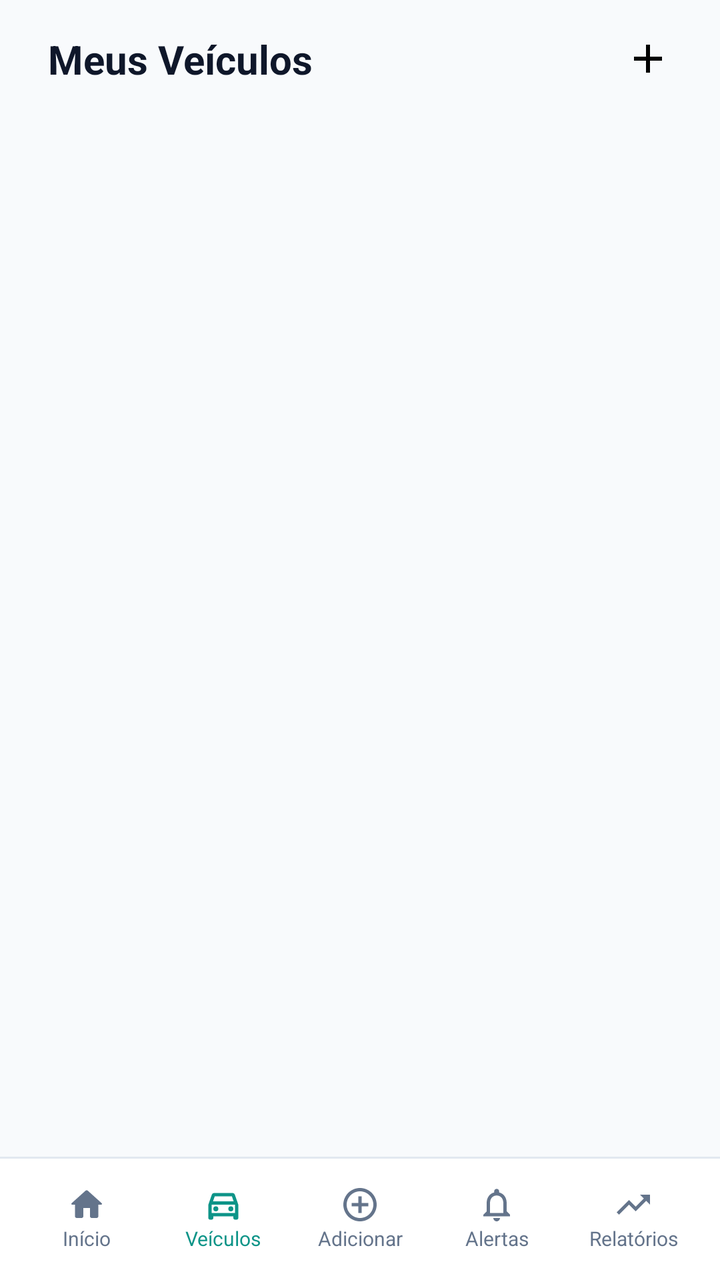
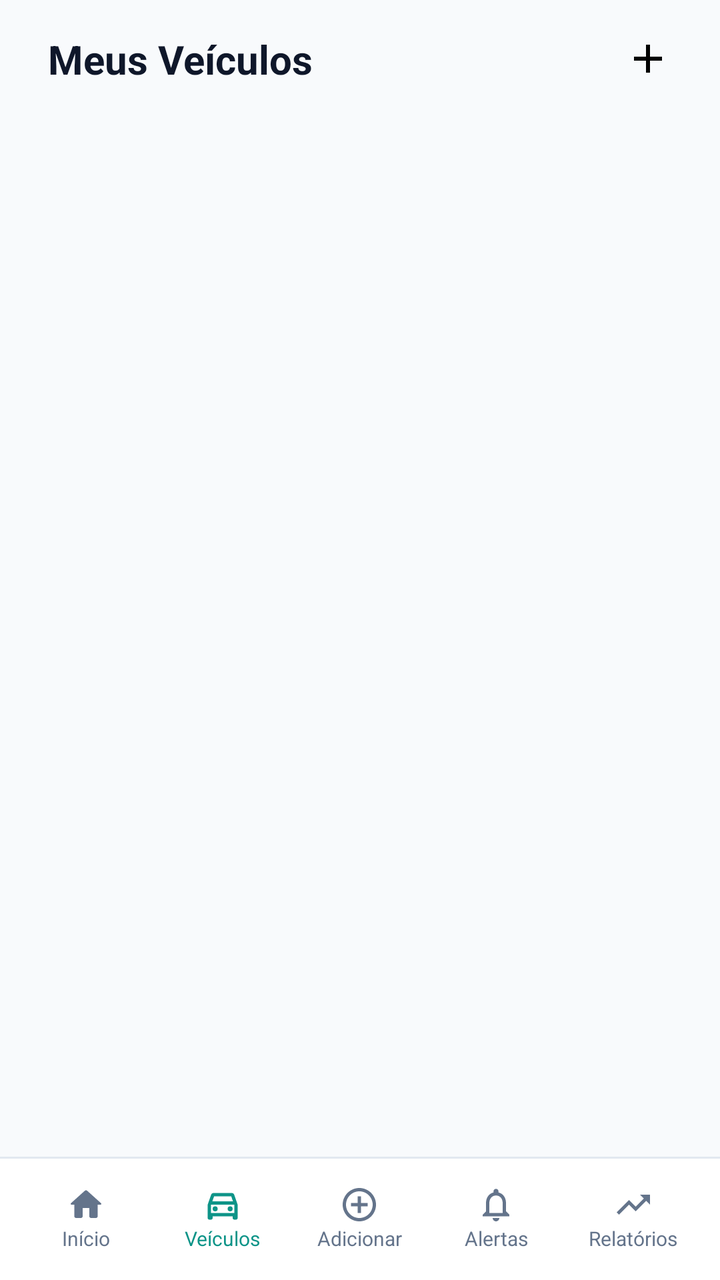

Compare the two renders of this Android layout. The source of the first and the diff that turns it into the second are given below.
<!-- AndroidManifest.xml: application theme Theme.Virabraking -->
<!-- res/layout/activity_veiculos.xml -->
<?xml version="1.0" encoding="utf-8"?>
<androidx.constraintlayout.widget.ConstraintLayout xmlns:android="http://schemas.android.com/apk/res/android"
    xmlns:app="http://schemas.android.com/apk/res-auto"
    xmlns:tools="http://schemas.android.com/tools"
    android:layout_width="match_parent"
    android:layout_height="match_parent"
    android:background="#f8fafc"
    tools:context=".Veiculos">

    <LinearLayout
        android:layout_width="match_parent"
        android:layout_height="0dp"
        android:orientation="vertical"
        app:layout_constraintTop_toTopOf="parent"
        app:layout_constraintBottom_toTopOf="@id/llMenuInferior">

        <LinearLayout
            android:layout_width="match_parent"
            android:layout_height="wrap_content"
            android:paddingHorizontal="24dp"
            android:paddingVertical="16dp"
            android:gravity="center_vertical">

            <TextView
                android:layout_width="match_parent"
                android:layout_height="wrap_content"
                android:layout_weight="1"
                android:text="Meus Veículos"
                android:textSize="20sp"
                android:textStyle="bold"
                android:textColor="#0F172A"/>

            <ImageButton
                android:id="@+id/iBtnAdicionar"
                android:layout_width="wrap_content"
                android:layout_height="wrap_content"
                android:src="@drawable/vetor_adicionar_veiculo"
                android:padding="0dp"
                android:background="#f8fafc" />
        </LinearLayout>

        <androidx.recyclerview.widget.RecyclerView
            android:id="@+id/rvVeiculos"
            android:layout_width="match_parent"
            android:layout_height="0dp"
            android:layout_weight="1" />
    </LinearLayout>

    <LinearLayout
        android:id="@+id/llMenuInferior"
        android:layout_width="match_parent"
        android:layout_height="wrap_content"
        android:orientation="horizontal"
        android:background="@drawable/borda_topo_menu_inferior"
        android:padding="14dp"
        android:divider="@drawable/gap"
        android:showDividers="middle"
        app:layout_constraintBottom_toBottomOf="parent">

        <LinearLayout
            android:id="@+id/llInicio"
            android:layout_width="match_parent"
            android:layout_height="wrap_content"
            android:orientation="vertical"
            android:layout_weight="1"
            android:gravity="center">

            <ImageView
                android:layout_width="wrap_content"
                android:layout_height="wrap_content"
                android:src="@drawable/vetor_menu_inicio"
                app:tint="#64748b" />

            <TextView
                android:layout_width="wrap_content"
                android:layout_height="wrap_content"
                android:text="Início"
                android:textSize="10sp"
                android:textColor="#64748b" />
        </LinearLayout>

        <LinearLayout
            android:id="@+id/llVeiculos"
            android:layout_width="match_parent"
            android:layout_height="wrap_content"
            android:orientation="vertical"
            android:layout_weight="1"
            android:gravity="center" >

            <ImageView
                android:layout_width="wrap_content"
                android:layout_height="wrap_content"
                android:src="@drawable/vetor_menu_veiculo"
                app:tint="#0d9488" />

            <TextView
                android:layout_width="wrap_content"
                android:layout_height="wrap_content"
                android:text="Veículos"
                android:textSize="10sp"
                android:textColor="#0d9488" />
        </LinearLayout>

        <LinearLayout
            android:id="@+id/llAdicionar"
            android:layout_width="match_parent"
            android:layout_height="wrap_content"
            android:orientation="vertical"
            android:layout_weight="1"
            android:gravity="center" >

            <ImageView
                android:layout_width="wrap_content"
                android:layout_height="wrap_content"
                android:src="@drawable/vetor_menu_adicionar" />

            <TextView
                android:layout_width="wrap_content"
                android:layout_height="wrap_content"
                android:text="Adicionar"
                android:textSize="10sp"
                android:textColor="#64748b"/>
        </LinearLayout>

        <LinearLayout
            android:id="@+id/llAlertas"
            android:layout_width="match_parent"
            android:layout_height="wrap_content"
            android:orientation="vertical"
            android:layout_weight="1"
            android:gravity="center" >

            <ImageView
                android:layout_width="wrap_content"
                android:layout_height="wrap_content"
                android:src="@drawable/vetor_menu_alertas" />

            <TextView
                android:layout_width="wrap_content"
                android:layout_height="wrap_content"
                android:text="Alertas"
                android:textSize="10sp"
                android:textColor="#64748b"/>
        </LinearLayout>

        <LinearLayout
            android:id="@+id/llRelatorios"
            android:layout_width="match_parent"
            android:layout_height="wrap_content"
            android:orientation="vertical"
            android:layout_weight="1"
            android:gravity="center" >

            <ImageView
                android:layout_width="wrap_content"
                android:layout_height="wrap_content"
                android:src="@drawable/vetor_menu_relatorios" />

            <TextView
                android:layout_width="wrap_content"
                android:layout_height="wrap_content"
                android:text="Relatórios"
                android:textSize="10sp"
                android:textColor="#64748b"/>
        </LinearLayout>
    </LinearLayout>
</androidx.constraintlayout.widget.ConstraintLayout>
<!-- resources referenced by this layout -->
<resources>
  <!-- drawable borda_topo_menu_inferior (drawable) -->
  <?xml version="1.0" encoding="utf-8"?>
  <layer-list xmlns:android="http://schemas.android.com/apk/res/android">
      <item>
          <shape android:shape="rectangle">
              <solid android:color="#FFFFFF" />
          </shape>
      </item>
  
      <item android:height="1dp">
          <shape android:shape="rectangle">
              <solid android:color="#e2e8f0" />
          </shape>
      </item>
  
  </layer-list>
  <!-- drawable gap (drawable) -->
  <?xml version="1.0" encoding="utf-8"?>
  <shape xmlns:android="http://schemas.android.com/apk/res/android">
      <size android:height="10dp" android:width="10dp" />
      <solid android:color="@android:color/transparent" />
  </shape>
  <!-- drawable vetor_adicionar_veiculo (drawable) -->
  <vector android:height="24dp" android:tint="#000000"
      android:viewportHeight="24" android:viewportWidth="24"
      android:width="24dp" xmlns:android="http://schemas.android.com/apk/res/android">
      <path android:fillColor="@android:color/white" android:pathData="M19,13h-6v6h-2v-6H5v-2h6V5h2v6h6v2z"/>
  </vector>
  <!-- drawable vetor_menu_adicionar (drawable) -->
  <vector android:height="20dp" android:tint="#64748b"
      android:viewportHeight="24" android:viewportWidth="24"
      android:width="20dp" xmlns:android="http://schemas.android.com/apk/res/android">
      <path android:fillColor="@android:color/white" android:pathData="M13,7h-2v4L7,11v2h4v4h2v-4h4v-2h-4L13,7zM12,2C6.48,2 2,6.48 2,12s4.48,10 10,10 10,-4.48 10,-10S17.52,2 12,2zM12,20c-4.41,0 -8,-3.59 -8,-8s3.59,-8 8,-8 8,3.59 8,8 -3.59,8 -8,8z"/>
  </vector>
  <!-- drawable vetor_menu_alertas (drawable) -->
  <vector android:height="20dp" android:tint="#64748b"
      android:viewportHeight="24" android:viewportWidth="24"
      android:width="20dp" xmlns:android="http://schemas.android.com/apk/res/android">
      <path android:fillColor="@android:color/white" android:pathData="M12,22c1.1,0 2,-0.9 2,-2h-4c0,1.1 0.9,2 2,2zM18,16v-5c0,-3.07 -1.63,-5.64 -4.5,-6.32L13.5,4c0,-0.83 -0.67,-1.5 -1.5,-1.5s-1.5,0.67 -1.5,1.5v0.68C7.64,5.36 6,7.92 6,11v5l-2,2v1h16v-1l-2,-2zM16,17L8,17v-6c0,-2.48 1.51,-4.5 4,-4.5s4,2.02 4,4.5v6z"/>
  </vector>
  <!-- drawable vetor_menu_inicio (drawable) -->
  <vector android:height="20dp" android:tint="#64748b"
      android:viewportHeight="24" android:viewportWidth="24"
      android:width="20dp" xmlns:android="http://schemas.android.com/apk/res/android">
      <path android:fillColor="@android:color/white" android:pathData="M10,19v-5h4v5c0,0.55 0.45,1 1,1h3c0.55,0 1,-0.45 1,-1v-7h1.7c0.46,0 0.68,-0.57 0.33,-0.87L12.67,3.6c-0.38,-0.34 -0.96,-0.34 -1.34,0l-8.36,7.53c-0.34,0.3 -0.13,0.87 0.33,0.87H5v7c0,0.55 0.45,1 1,1h3c0.55,0 1,-0.45 1,-1z"/>
  </vector>
  <!-- drawable vetor_menu_relatorios (drawable) -->
  <vector android:autoMirrored="true" android:height="20dp"
      android:tint="#64748b" android:viewportHeight="24"
      android:viewportWidth="24" android:width="20dp" xmlns:android="http://schemas.android.com/apk/res/android">
      <path android:fillColor="@android:color/white" android:pathData="M16,6l2.29,2.29 -4.88,4.88 -4,-4L2,16.59 3.41,18l6,-6 4,4 6.3,-6.29L22,12V6z"/>
  </vector>
  <style name="Theme.Virabraking" parent="Base.Theme.Virabraking" />
  <style name="Base.Theme.Virabraking" parent="Theme.Material3.DayNight.NoActionBar">
          
          <item name="colorPrimary">#0d9488</item>
      </style>
  <!-- unchanged entries left out for length: 1 -->
</resources>

<!-- the commit's change to res/layout/activity_veiculos.xml (unified diff, before → after) -->
@@ -59,7 +59,7 @@
 
         <LinearLayout
             android:id="@+id/llInicio"
-            android:layout_width="match_parent"
+            android:layout_width="0dp"
             android:layout_height="wrap_content"
             android:orientation="vertical"
             android:layout_weight="1"
@@ -81,7 +81,7 @@
 
         <LinearLayout
             android:id="@+id/llVeiculos"
-            android:layout_width="match_parent"
+            android:layout_width="0dp"
             android:layout_height="wrap_content"
             android:orientation="vertical"
             android:layout_weight="1"
@@ -103,7 +103,7 @@
 
         <LinearLayout
             android:id="@+id/llAdicionar"
-            android:layout_width="match_parent"
+            android:layout_width="0dp"
             android:layout_height="wrap_content"
             android:orientation="vertical"
             android:layout_weight="1"
@@ -124,7 +124,7 @@
 
         <LinearLayout
             android:id="@+id/llAlertas"
-            android:layout_width="match_parent"
+            android:layout_width="0dp"
             android:layout_height="wrap_content"
             android:orientation="vertical"
             android:layout_weight="1"
@@ -145,7 +145,7 @@
 
         <LinearLayout
             android:id="@+id/llRelatorios"
-            android:layout_width="match_parent"
+            android:layout_width="0dp"
             android:layout_height="wrap_content"
             android:orientation="vertical"
             android:layout_weight="1"
